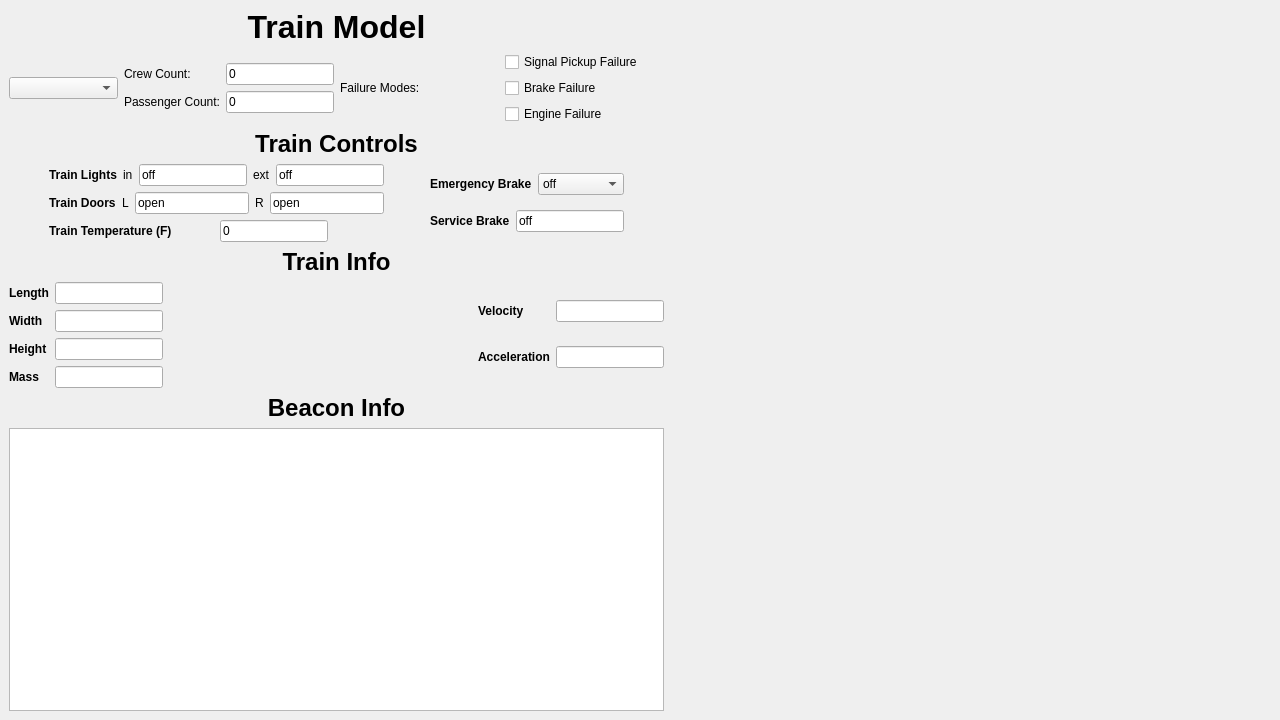
The window that Modules/Train_Model/Frontend/Train_Model_UI.ui (keshavshankar08/ECE1140) describes before a commit, drawn with Qt 5.
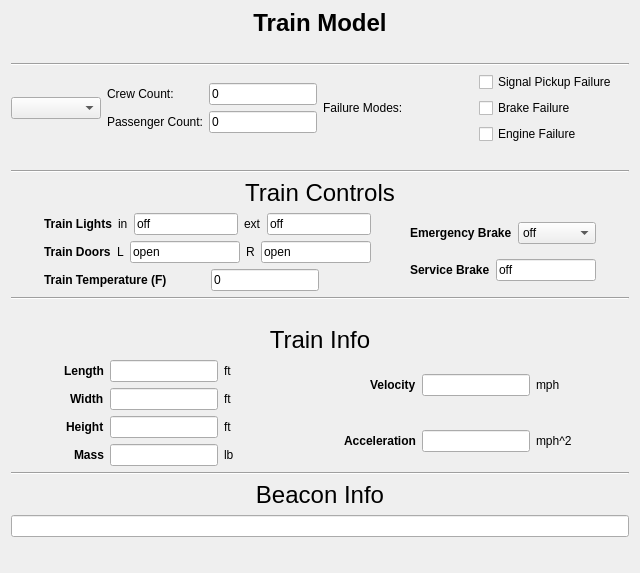
The same window after the commit.

What changed in the file:
```diff
--- a/Modules/Train_Model/Frontend/Train_Model_UI.ui
+++ b/Modules/Train_Model/Frontend/Train_Model_UI.ui
@@ -6,14 +6,14 @@
    <rect>
     <x>0</x>
     <y>0</y>
-    <width>1280</width>
-    <height>720</height>
+    <width>640</width>
+    <height>573</height>
    </rect>
   </property>
   <property name="maximumSize">
    <size>
-    <width>1280</width>
-    <height>720</height>
+    <width>640</width>
+    <height>573</height>
    </size>
   </property>
   <property name="font">
@@ -28,13 +28,46 @@
    <property name="mouseTracking">
     <bool>false</bool>
    </property>
-   <layout class="QFormLayout" name="formLayout">
+   <layout class="QGridLayout" name="gridLayout_2">
     <item row="0" column="0">
+     <spacer name="horizontalSpacer_2">
+      <property name="orientation">
+       <enum>Qt::Horizontal</enum>
+      </property>
+      <property name="sizeHint" stdset="0">
+       <size>
+        <width>40</width>
+        <height>20</height>
+       </size>
+      </property>
+     </spacer>
+    </item>
+    <item row="0" column="1">
      <layout class="QVBoxLayout" name="verticalLayout_11">
       <item>
        <widget class="QLabel" name="label_6">
         <property name="text">
-         <string>&lt;html&gt;&lt;head/&gt;&lt;body&gt;&lt;p align=&quot;center&quot;&gt;&lt;span style=&quot; font-size:24pt; font-weight:600;&quot;&gt;Train Model&lt;/span&gt;&lt;/p&gt;&lt;/body&gt;&lt;/html&gt;</string>
+         <string>&lt;html&gt;&lt;head/&gt;&lt;body&gt;&lt;p align=&quot;center&quot;&gt;&lt;span style=&quot; font-size:18pt; font-weight:600;&quot;&gt;Train Model&lt;/span&gt;&lt;/p&gt;&lt;/body&gt;&lt;/html&gt;</string>
+        </property>
+       </widget>
+      </item>
+      <item>
+       <spacer name="horizontalSpacer_5">
+        <property name="orientation">
+         <enum>Qt::Horizontal</enum>
+        </property>
+        <property name="sizeHint" stdset="0">
+         <size>
+          <width>40</width>
+          <height>20</height>
+         </size>
+        </property>
+       </spacer>
+      </item>
+      <item>
+       <widget class="Line" name="line">
+        <property name="orientation">
+         <enum>Qt::Horizontal</enum>
         </property>
        </widget>
       </item>
@@ -138,6 +171,26 @@
             </item>
            </layout>
           </item>
+          <item>
+           <spacer name="horizontalSpacer_7">
+            <property name="orientation">
+             <enum>Qt::Horizontal</enum>
+            </property>
+            <property name="sizeHint" stdset="0">
+             <size>
+              <width>40</width>
+              <height>20</height>
+             </size>
+            </property>
+           </spacer>
+          </item>
+          <item>
+           <widget class="Line" name="line_2">
+            <property name="orientation">
+             <enum>Qt::Horizontal</enum>
+            </property>
+           </widget>
+          </item>
           <item>
            <layout class="QVBoxLayout" name="verticalLayout_8">
             <item>
@@ -147,7 +200,7 @@
                 <item>
                  <widget class="QLabel" name="label_16">
                   <property name="text">
-                   <string>&lt;html&gt;&lt;head/&gt;&lt;body&gt;&lt;p align=&quot;center&quot;&gt;&lt;span style=&quot; font-size:18pt; font-weight:600;&quot;&gt;Train Controls&lt;/span&gt;&lt;/p&gt;&lt;/body&gt;&lt;/html&gt;</string>
+                   <string>&lt;html&gt;&lt;head/&gt;&lt;body&gt;&lt;p align=&quot;center&quot;&gt;&lt;span style=&quot; font-size:18pt;&quot;&gt;Train Controls&lt;/span&gt;&lt;/p&gt;&lt;/body&gt;&lt;/html&gt;</string>
                   </property>
                  </widget>
                 </item>
@@ -358,12 +411,32 @@
                 </item>
                </layout>
               </item>
+              <item>
+               <widget class="Line" name="line_3">
+                <property name="orientation">
+                 <enum>Qt::Horizontal</enum>
+                </property>
+               </widget>
+              </item>
+              <item>
+               <spacer name="horizontalSpacer_8">
+                <property name="orientation">
+                 <enum>Qt::Horizontal</enum>
+                </property>
+                <property name="sizeHint" stdset="0">
+                 <size>
+                  <width>40</width>
+                  <height>20</height>
+                 </size>
+                </property>
+               </spacer>
+              </item>
               <item>
                <layout class="QVBoxLayout" name="verticalLayout_6">
                 <item>
                  <widget class="QLabel" name="label_25">
                   <property name="text">
-                   <string>&lt;html&gt;&lt;head/&gt;&lt;body&gt;&lt;p align=&quot;center&quot;&gt;&lt;span style=&quot; font-size:18pt; font-weight:600;&quot;&gt;Train Info&lt;/span&gt;&lt;/p&gt;&lt;/body&gt;&lt;/html&gt;</string>
+                   <string>&lt;html&gt;&lt;head/&gt;&lt;body&gt;&lt;p align=&quot;center&quot;&gt;&lt;span style=&quot; font-size:18pt;&quot;&gt;Train Info&lt;/span&gt;&lt;/p&gt;&lt;/body&gt;&lt;/html&gt;</string>
                   </property>
                  </widget>
                 </item>
@@ -373,7 +446,7 @@
                    <layout class="QVBoxLayout" name="verticalLayout_2">
                     <item>
                      <layout class="QHBoxLayout" name="horizontalLayout_4">
-                      <item>
+                      <item alignment="Qt::AlignRight">
                        <widget class="QLabel" name="label_4">
                         <property name="text">
                          <string>&lt;html&gt;&lt;head/&gt;&lt;body&gt;&lt;p&gt;&lt;span style=&quot; font-weight:600;&quot;&gt;Length&lt;/span&gt;&lt;/p&gt;&lt;/body&gt;&lt;/html&gt;</string>
@@ -387,11 +460,18 @@
                         </property>
                        </widget>
                       </item>
+                      <item>
+                       <widget class="QLabel" name="label_11">
+                        <property name="text">
+                         <string>ft</string>
+                        </property>
+                       </widget>
+                      </item>
                      </layout>
                     </item>
                     <item>
                      <layout class="QHBoxLayout" name="horizontalLayout_12">
-                      <item>
+                      <item alignment="Qt::AlignRight">
                        <widget class="QLabel" name="label_5">
                         <property name="text">
                          <string>&lt;html&gt;&lt;head/&gt;&lt;body&gt;&lt;p&gt;&lt;span style=&quot; font-weight:600;&quot;&gt;Width&lt;/span&gt;&lt;/p&gt;&lt;/body&gt;&lt;/html&gt;</string>
@@ -405,11 +485,18 @@
                         </property>
                        </widget>
                       </item>
+                      <item>
+                       <widget class="QLabel" name="label_12">
+                        <property name="text">
+                         <string>ft</string>
+                        </property>
+                       </widget>
+                      </item>
                      </layout>
                     </item>
                     <item>
                      <layout class="QHBoxLayout" name="horizontalLayout_13">
-                      <item>
+                      <item alignment="Qt::AlignRight">
                        <widget class="QLabel" name="label_7">
                         <property name="text">
                          <string>&lt;html&gt;&lt;head/&gt;&lt;body&gt;&lt;p&gt;&lt;span style=&quot; font-weight:600;&quot;&gt;Height&lt;/span&gt;&lt;/p&gt;&lt;/body&gt;&lt;/html&gt;</string>
@@ -423,11 +510,18 @@
                         </property>
                        </widget>
                       </item>
+                      <item>
+                       <widget class="QLabel" name="label_13">
+                        <property name="text">
+                         <string>ft</string>
+                        </property>
+                       </widget>
+                      </item>
                      </layout>
                     </item>
                     <item>
                      <layout class="QHBoxLayout" name="horizontalLayout_14">
-                      <item>
+                      <item alignment="Qt::AlignRight">
                        <widget class="QLabel" name="label_8">
                         <property name="text">
                          <string>&lt;html&gt;&lt;head/&gt;&lt;body&gt;&lt;p&gt;&lt;span style=&quot; font-weight:600;&quot;&gt;Mass&lt;/span&gt;&lt;/p&gt;&lt;/body&gt;&lt;/html&gt;</string>
@@ -441,28 +535,22 @@
                         </property>
                        </widget>
                       </item>
+                      <item>
+                       <widget class="QLabel" name="label_14">
+                        <property name="text">
+                         <string>lb</string>
+                        </property>
+                       </widget>
+                      </item>
                      </layout>
                     </item>
                    </layout>
                   </item>
-                  <item>
-                   <spacer name="horizontalSpacer_2">
-                    <property name="orientation">
-                     <enum>Qt::Horizontal</enum>
-                    </property>
-                    <property name="sizeHint" stdset="0">
-                     <size>
-                      <width>40</width>
-                      <height>20</height>
-                     </size>
-                    </property>
-                   </spacer>
-                  </item>
                   <item>
                    <layout class="QVBoxLayout" name="verticalLayout_5">
                     <item>
                      <layout class="QHBoxLayout" name="horizontalLayout_15">
-                      <item>
+                      <item alignment="Qt::AlignRight">
                        <widget class="QLabel" name="label_9">
                         <property name="text">
                          <string>&lt;html&gt;&lt;head/&gt;&lt;body&gt;&lt;p&gt;&lt;span style=&quot; font-weight:600;&quot;&gt;Velocity&lt;/span&gt;&lt;/p&gt;&lt;/body&gt;&lt;/html&gt;</string>
@@ -476,11 +564,18 @@
                         </property>
                        </widget>
                       </item>
+                      <item>
+                       <widget class="QLabel" name="label_15">
+                        <property name="text">
+                         <string>mph</string>
+                        </property>
+                       </widget>
+                      </item>
                      </layout>
                     </item>
                     <item>
                      <layout class="QHBoxLayout" name="horizontalLayout_16">
-                      <item>
+                      <item alignment="Qt::AlignRight">
                        <widget class="QLabel" name="label_10">
                         <property name="text">
                          <string>&lt;html&gt;&lt;head/&gt;&lt;body&gt;&lt;p&gt;&lt;span style=&quot; font-weight:600;&quot;&gt;Acceleration&lt;/span&gt;&lt;/p&gt;&lt;/body&gt;&lt;/html&gt;</string>
@@ -494,6 +589,13 @@
                         </property>
                        </widget>
                       </item>
+                      <item>
+                       <widget class="QLabel" name="label_26">
+                        <property name="text">
+                         <string>mph^2</string>
+                        </property>
+                       </widget>
+                      </item>
                      </layout>
                     </item>
                    </layout>
@@ -504,17 +606,37 @@
               </item>
              </layout>
             </item>
+            <item>
+             <widget class="Line" name="line_4">
+              <property name="orientation">
+               <enum>Qt::Horizontal</enum>
+              </property>
+             </widget>
+            </item>
             <item>
              <layout class="QVBoxLayout" name="verticalLayout_4">
               <item>
                <widget class="QLabel" name="label_29">
                 <property name="text">
-                 <string>&lt;html&gt;&lt;head/&gt;&lt;body&gt;&lt;p align=&quot;center&quot;&gt;&lt;span style=&quot; font-size:18pt; font-weight:600;&quot;&gt;Beacon Info&lt;/span&gt;&lt;/p&gt;&lt;/body&gt;&lt;/html&gt;</string>
+                 <string>&lt;html&gt;&lt;head/&gt;&lt;body&gt;&lt;p align=&quot;center&quot;&gt;&lt;span style=&quot; font-size:18pt;&quot;&gt;Beacon Info&lt;/span&gt;&lt;/p&gt;&lt;/body&gt;&lt;/html&gt;</string>
                 </property>
                </widget>
               </item>
               <item>
-               <widget class="QTextEdit" name="beaconDisplay"/>
+               <widget class="QLineEdit" name="beaconDisplay"/>
+              </item>
+              <item>
+               <spacer name="verticalSpacer">
+                <property name="orientation">
+                 <enum>Qt::Vertical</enum>
+                </property>
+                <property name="sizeHint" stdset="0">
+                 <size>
+                  <width>20</width>
+                  <height>40</height>
+                 </size>
+                </property>
+               </spacer>
               </item>
              </layout>
             </item>
@@ -526,6 +648,19 @@
       </item>
      </layout>
     </item>
+    <item row="0" column="2">
+     <spacer name="horizontalSpacer_4">
+      <property name="orientation">
+       <enum>Qt::Horizontal</enum>
+      </property>
+      <property name="sizeHint" stdset="0">
+       <size>
+        <width>40</width>
+        <height>20</height>
+       </size>
+      </property>
+     </spacer>
+    </item>
    </layout>
   </widget>
  </widget>
```
